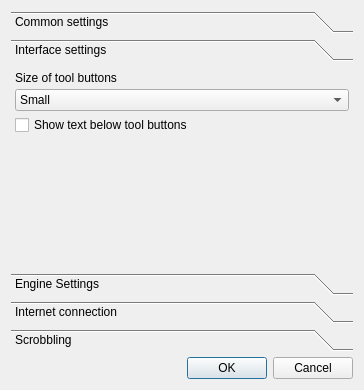
First picture: the form in src/settings.ui, repository DrMoriarty/cuberok, before the edit.
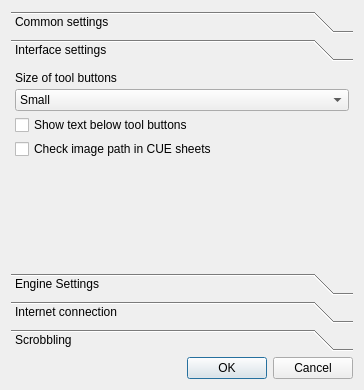
Second picture: the form after the edit. The open tabs and pages were chosen to show the change. Icons and pictures are not drawn.

Patch:
```diff
--- a/src/settings.ui
+++ b/src/settings.ui
@@ -164,6 +164,16 @@
          </property>
         </widget>
        </item>
+       <item>
+        <widget class="QCheckBox" name="checkBox_controlCuePath">
+         <property name="toolTip">
+          <string>Check existance of CUE image</string>
+         </property>
+         <property name="text">
+          <string>Check image path in CUE sheets</string>
+         </property>
+        </widget>
+       </item>
        <item>
         <spacer name="verticalSpacer">
          <property name="orientation">
```
Left out of the diff: 2 changed lines with no effect on the pictures.
